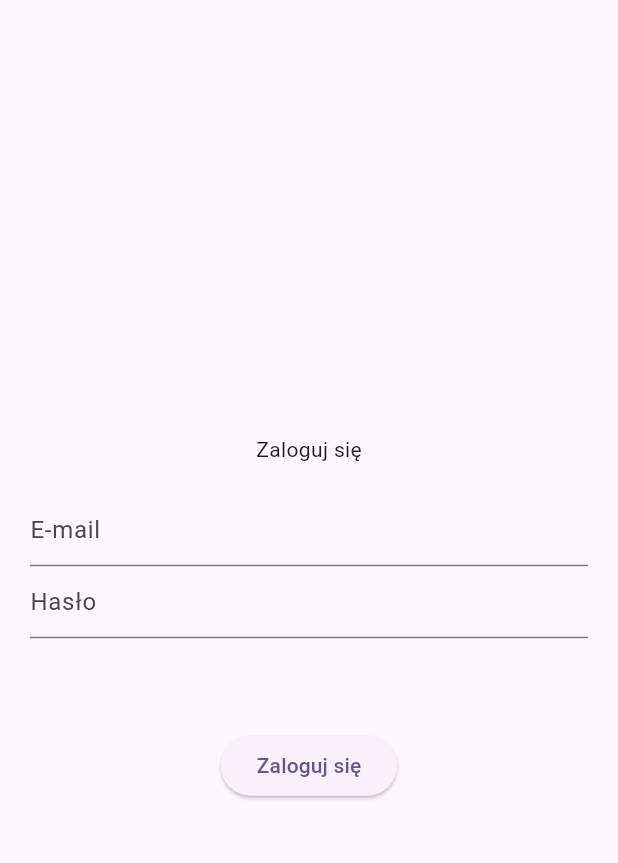
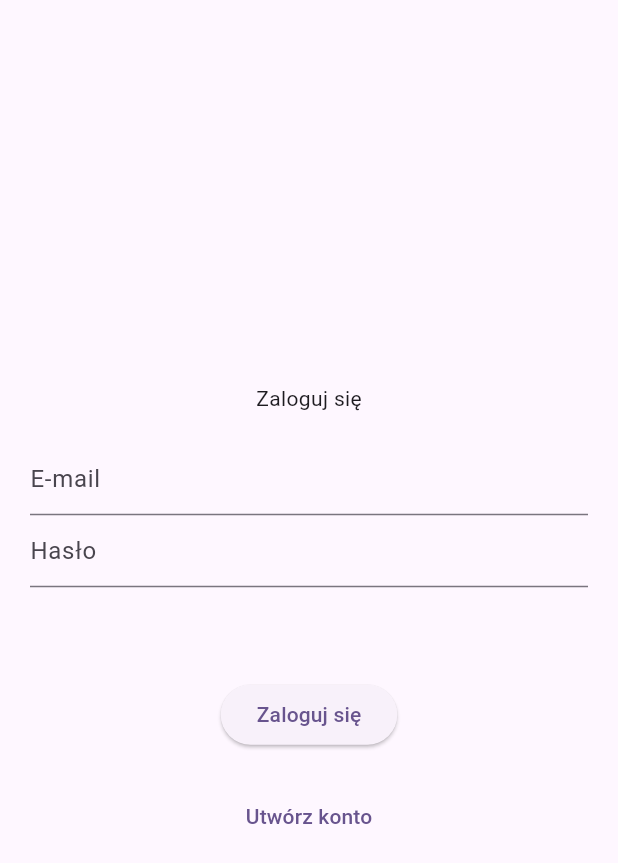
Before and after one commit to agnieszkajakubiec37/thebestsporthallinthenetherlands, a Flutter app: the screen it shows after launch, on a phone screen of 412 x 824 dp. Shown: the top 863 px of the screen. Run offline on Flutter 3.47's test engine with Material 3 defaults, Android fonts, the phone set to English and light mode, and no system bars; our stand-ins replace firebase_auth, firebase_core; accounts and stored records are empty.

Commit message:
Add registration

```diff
--- a/lib/app/login/login_page.dart
+++ b/lib/app/login/login_page.dart
@@ -16,6 +16,7 @@
 
 class _LoginPageState extends State<LoginPage> {
   var errorMessage = '';
+  var isCreatingAccount = false;
 
   @override
   Widget build(BuildContext context) {
@@ -26,7 +27,9 @@
           child: Column(
             mainAxisAlignment: MainAxisAlignment.center,
             children: [
-              const Text('Zaloguj się'),
+              Text(isCreatingAccount == true
+                  ? 'Zarejestruj się'
+                  : 'Zaloguj się'),
               const SizedBox(height: 20),
               TextField(
                   controller: widget.emailController,
@@ -40,6 +43,19 @@
               const SizedBox(height: 20),
               ElevatedButton(
                 onPressed: () async {
+                  if (isCreatingAccount == true) {
+                    // rejestracja
+                    try {
+                      await FirebaseAuth.instance
+                          .createUserWithEmailAndPassword(
+                              email: widget.emailController.text,
+                              password: widget.passwordController.text);
+                    } catch (error) {
+                      setState(() {
+                        errorMessage = error.toString();
+                      });
+                    }
+                  } else {
                     try {
                       await FirebaseAuth.instance.signInWithEmailAndPassword(
                           email: widget.emailController.text,
@@ -49,9 +65,34 @@
                         errorMessage = error.toString();
                       });
                     }
+                    // logowanie
+                  }
                 },
-                child: const Text('Zaloguj się'),
+                child: Text(isCreatingAccount == true
+                    ? 'Zarejestruj się'
+                    : 'Zaloguj się'),
               ),
+              const SizedBox(height: 20),
+              if (isCreatingAccount == false) ...[
+                TextButton(
+                  onPressed: () {
+                    setState(() {
+                      isCreatingAccount = true;
+                    });
+                  },
+                  child: Text('Utwórz konto'),
+                ),
+              ],
+              if (isCreatingAccount == true) ...[
+                TextButton(
+                  onPressed: () {
+                    setState(() {
+                      isCreatingAccount = false;
+                    });
+                  },
+                  child: Text('Masz już konto?'),
+                ),
+              ],
             ],
           ),
         ),
```
Lines whose indentation alone changed are shown as unchanged.
